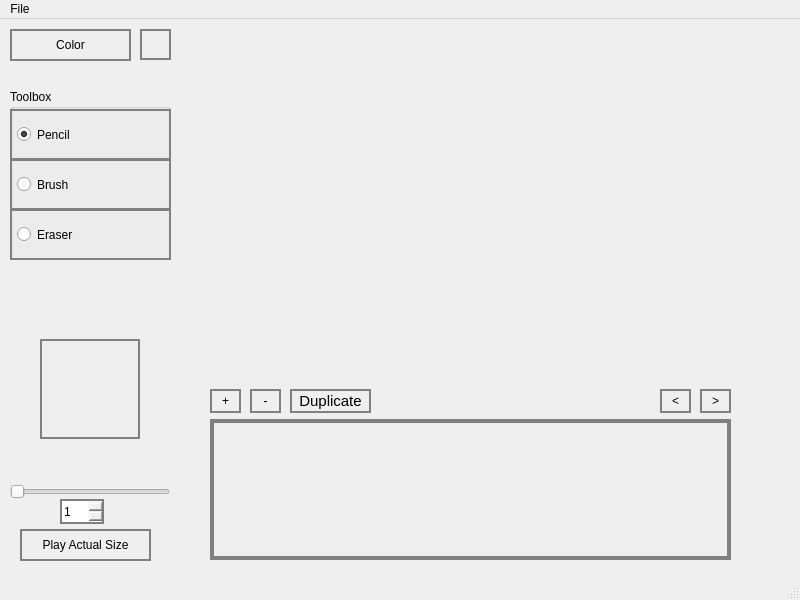
First picture: the form in Sprite_Editor/mainwindow.ui, repository University-of-Utah-CS3505/a7-sprite-editor-s22-CamilleVG, before the edit.
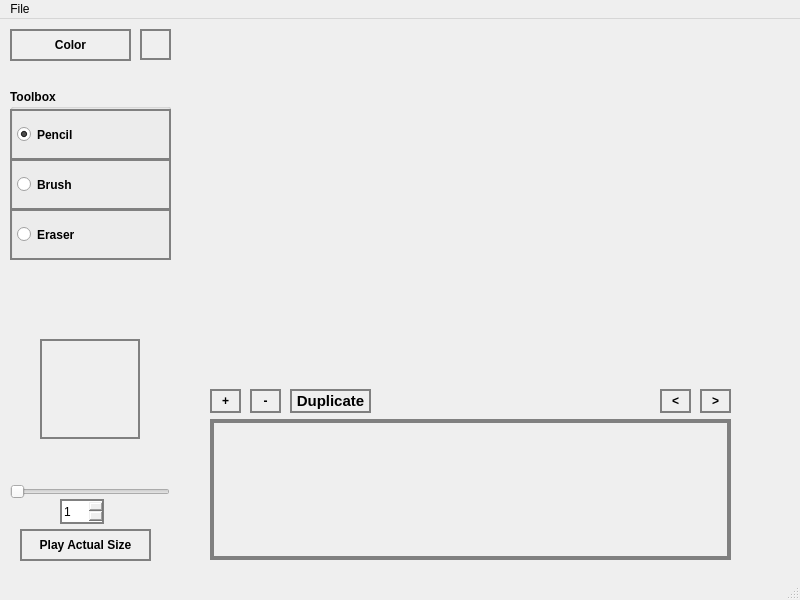
Second picture: the form after the edit.

The edit to the form file:
```diff
--- a/Sprite_Editor/mainwindow.ui
+++ b/Sprite_Editor/mainwindow.ui
@@ -64,6 +64,11 @@
       <height>171</height>
      </rect>
     </property>
+    <property name="font">
+     <font>
+      <bold>true</bold>
+     </font>
+    </property>
     <property name="title">
      <string>Toolbox</string>
     </property>
@@ -76,6 +81,11 @@
        <height>51</height>
       </rect>
      </property>
+     <property name="font">
+      <font>
+       <bold>true</bold>
+      </font>
+     </property>
      <property name="autoFillBackground">
       <bool>false</bool>
      </property>
@@ -96,6 +106,11 @@
        <height>51</height>
       </rect>
      </property>
+     <property name="font">
+      <font>
+       <bold>true</bold>
+      </font>
+     </property>
      <property name="styleSheet">
       <string notr="true">border: 2px solid gray;
 padding: 5px;</string>
@@ -116,6 +131,11 @@
        <height>51</height>
       </rect>
      </property>
+     <property name="font">
+      <font>
+       <bold>true</bold>
+      </font>
+     </property>
      <property name="styleSheet">
       <string notr="true">border: 2px solid gray;
 padding: 5px;</string>
@@ -134,6 +154,11 @@
       <height>32</height>
      </rect>
     </property>
+    <property name="font">
+     <font>
+      <bold>true</bold>
+     </font>
+    </property>
     <property name="styleSheet">
      <string notr="true">border: 2px solid gray;</string>
     </property>
@@ -172,6 +197,11 @@
       <height>32</height>
      </rect>
     </property>
+    <property name="font">
+     <font>
+      <bold>true</bold>
+     </font>
+    </property>
     <property name="styleSheet">
      <string notr="true">border: 2px solid gray;</string>
     </property>
@@ -207,6 +237,11 @@
       <height>24</height>
      </rect>
     </property>
+    <property name="font">
+     <font>
+      <bold>true</bold>
+     </font>
+    </property>
     <property name="styleSheet">
      <string notr="true">border: 2px solid gray;</string>
     </property>
@@ -223,6 +258,11 @@
       <height>24</height>
      </rect>
     </property>
+    <property name="font">
+     <font>
+      <bold>true</bold>
+     </font>
+    </property>
     <property name="styleSheet">
      <string notr="true">border: 2px solid gray;</string>
     </property>
@@ -257,6 +297,11 @@
       <height>24</height>
      </rect>
     </property>
+    <property name="font">
+     <font>
+      <bold>true</bold>
+     </font>
+    </property>
     <property name="styleSheet">
      <string notr="true">border: 2px solid gray;</string>
     </property>
@@ -273,6 +318,11 @@
       <height>24</height>
      </rect>
     </property>
+    <property name="font">
+     <font>
+      <bold>true</bold>
+     </font>
+    </property>
     <property name="styleSheet">
      <string notr="true">border: 2px solid gray;</string>
     </property>
@@ -333,6 +383,7 @@
     <property name="font">
      <font>
       <pointsize>11</pointsize>
+      <bold>true</bold>
      </font>
     </property>
     <property name="styleSheet">
```
